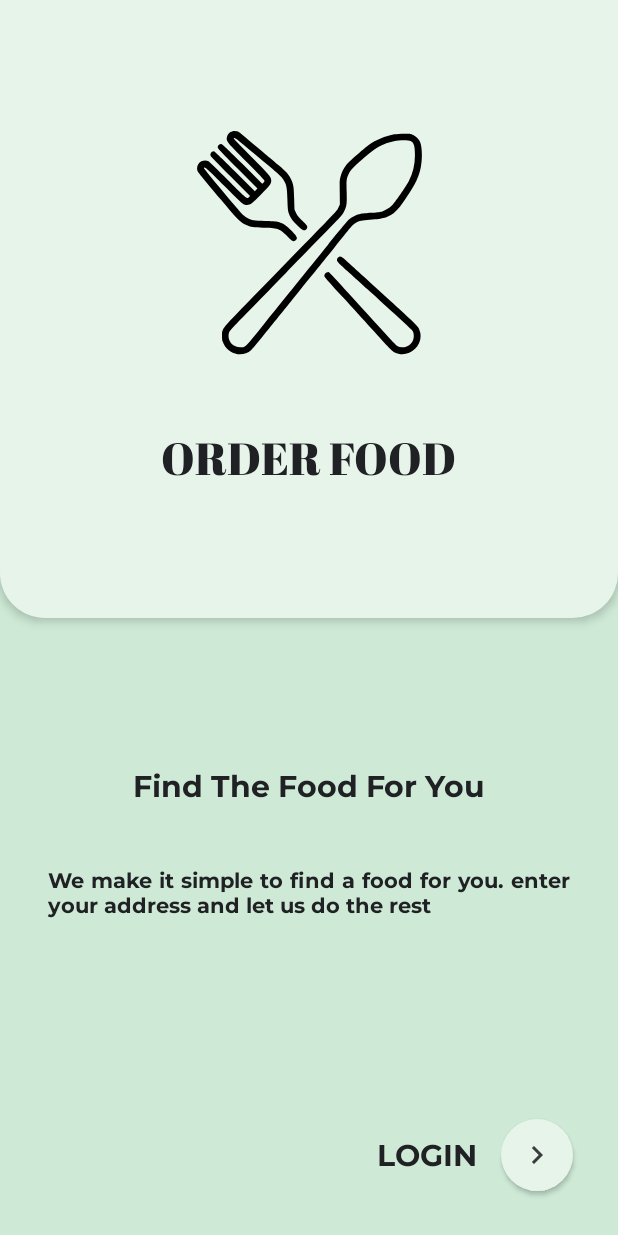
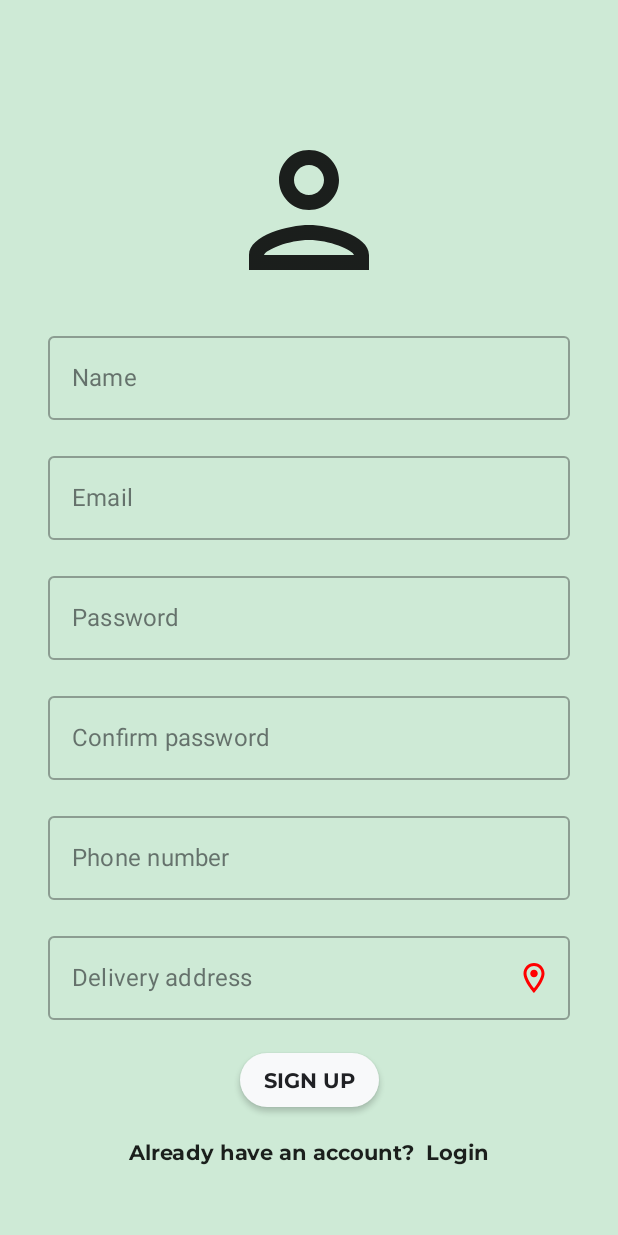
Before and after one commit to sheikh-10/User-App, an Android app built with Jetpack Compose: the screen it shows after launch (MainActivity), on a phone screen of 412 x 824 dp. Run offline under Robolectric (Android 15) with nearby library versions, the phone set to English and light mode, and no system bars.

Commit message:
Signup screen - 4th release

```diff
--- a/app/src/main/java/com/food/userapp/ui/LoginScreen.kt
+++ b/app/src/main/java/com/food/userapp/ui/IntroScreen.kt
@@ -11,7 +11,6 @@ import androidx.compose.material.icons.outlined.KeyboardArrowRight
 import androidx.compose.runtime.Composable
 import androidx.compose.ui.Alignment
 import androidx.compose.ui.Modifier
-import androidx.compose.ui.graphics.Color
 import androidx.compose.ui.res.painterResource
 import androidx.compose.ui.text.style.TextAlign
 import androidx.compose.ui.tooling.preview.Preview
@@ -20,7 +19,7 @@ import com.food.userapp.R
 import com.food.userapp.ui.theme.UserAppTheme
 
 @Composable
-fun LoginScreen(modifier: Modifier = Modifier) {
+fun IntroScreen(modifier: Modifier = Modifier) {
     Column(modifier = modifier.background(MaterialTheme.colors.background)) {
         Card(modifier = modifier
             .weight(1f)
@@ -98,16 +97,16 @@ fun LoginScreen(modifier: Modifier = Modifier) {
 
 @Preview(showBackground = true, showSystemUi = true)
 @Composable
-private fun LoginScreenLightThemePreview() {
+private fun IntroScreenLightThemePreview() {
     UserAppTheme(darkTheme = false) {
-        LoginScreen()
+        IntroScreen()
     }
 }
 
 @Preview(showBackground = true, showSystemUi = true, uiMode = UI_MODE_NIGHT_YES)
 @Composable
-private fun LoginScreenDarkThemePreview() {
+private fun IntroScreenDarkThemePreview() {
     UserAppTheme(darkTheme = true) {
-        LoginScreen()
+        IntroScreen()
     }
 }
--- /dev/null
+++ b/app/src/main/java/com/food/userapp/ui/SignUpScreen.kt
@@ -0,0 +1,105 @@
+package com.food.userapp.ui
+
+import android.content.res.Configuration.UI_MODE_NIGHT_YES
+import androidx.compose.foundation.background
+import androidx.compose.foundation.layout.*
+import androidx.compose.foundation.shape.RoundedCornerShape
+import androidx.compose.material.*
+import androidx.compose.material.icons.Icons
+import androidx.compose.material.icons.filled.AccountCircle
+import androidx.compose.material.icons.outlined.AccountBox
+import androidx.compose.material.icons.outlined.AccountCircle
+import androidx.compose.material.icons.outlined.LocationOn
+import androidx.compose.material.icons.outlined.Person
+import androidx.compose.runtime.Composable
+import androidx.compose.ui.Alignment
+import androidx.compose.ui.Modifier
+import androidx.compose.ui.draw.clip
+import androidx.compose.ui.graphics.Color
+import androidx.compose.ui.tooling.preview.Preview
+import androidx.compose.ui.unit.dp
+import com.food.userapp.ui.theme.UserAppTheme
+
+@Composable
+fun SignupScreen(modifier: Modifier = Modifier) {
+    Column(modifier = modifier
+        .fillMaxSize()
+        .background(MaterialTheme.colors.background)
+        .wrapContentSize(align = Alignment.Center)
+        .padding(top = 32.dp, start = 32.dp, end = 32.dp),
+        verticalArrangement = Arrangement.spacedBy(16.dp)) {
+
+        Icon(imageVector = Icons.Outlined.Person,
+            contentDescription = null,
+            modifier = modifier
+                .fillMaxWidth()
+                .wrapContentWidth(align = Alignment.CenterHorizontally)
+                .size(120.dp)
+        )
+
+        InputField(modifier = modifier.fillMaxWidth(), label = "Name")
+        InputField(modifier = modifier.fillMaxWidth(), label = "Email")
+        InputField(modifier = modifier.fillMaxWidth(), label = "Password")
+        InputField(modifier = modifier.fillMaxWidth(), label = "Confirm password")
+        InputField(modifier = modifier.fillMaxWidth(), label = "Phone number")
+        InputField(modifier = modifier.fillMaxWidth(), label = "Delivery address", iconEnabled = true)
+
+        Button(onClick = {},
+            modifier = modifier
+                .fillMaxWidth()
+                .wrapContentWidth(align = Alignment.CenterHorizontally),
+            shape = RoundedCornerShape(100)) {
+            Text(text = "SIGN UP",
+                style = MaterialTheme.typography.body1
+                )
+        }
+
+        Row(verticalAlignment = Alignment.CenterVertically,
+            horizontalArrangement = Arrangement.spacedBy(8.dp),
+            modifier = modifier
+                .fillMaxWidth()
+                .wrapContentWidth(align = Alignment.CenterHorizontally)) {
+            Text(text = "Already have an account?",
+                style = MaterialTheme.typography.body1)
+            Text(text = "Login", style = MaterialTheme.typography.body1)
+        }
+    }
+}
+
+@Composable
+private fun InputField(modifier: Modifier = Modifier,
+                       value: String = "",
+                       onValueChange: (String) -> Unit = {},
+                       label: String = "",
+                       iconEnabled: Boolean = false
+                       ) {
+    OutlinedTextField(value = value,
+        onValueChange = onValueChange,
+        label = { Text(text = label) },
+        modifier = modifier,
+        textStyle = MaterialTheme.typography.body1,
+        trailingIcon = {
+            if (iconEnabled) {
+                Icon(imageVector = Icons.Outlined.LocationOn,
+                    contentDescription = null,
+                    tint = Color.Red
+                    )
+            }
+        })
+}
+
+@Preview(showBackground = true, showSystemUi = true)
+@Composable
+private fun SignupScreenLightThemeScreen() {
+    UserAppTheme(darkTheme = false) {
+        SignupScreen()
+    }
+}
+
+@Preview(showBackground = true, showSystemUi = true, uiMode = UI_MODE_NIGHT_YES)
+@Composable
+private fun SignupScreenDarkThemePreview() {
+    UserAppTheme(darkTheme = true) {
+        SignupScreen()
+    }
+}
--- a/app/src/main/java/com/food/userapp/ui/UserFoodApp.kt
+++ b/app/src/main/java/com/food/userapp/ui/UserFoodApp.kt
@@ -5,5 +5,5 @@ import androidx.compose.ui.Modifier
 
 @Composable
 fun UserFoodApp(modifier: Modifier = Modifier) {
-    LoginScreen()
+    SignupScreen()
 }
--- a/app/src/main/res/values/colors.xml
+++ b/app/src/main/res/values/colors.xml
@@ -8,6 +8,6 @@
     <color name="black">#FF000000</color>
     <color name="white">#FFFFFFFF</color>
 
-    <color name="light_theme">#FFE6F4EA</color>
-    <color name="dark_theme">#FF129EAF</color>
+    <color name="light_theme">#FFCEEAD6</color>
+    <color name="dark_theme">#FF007B83</color>
 </resources>
```
